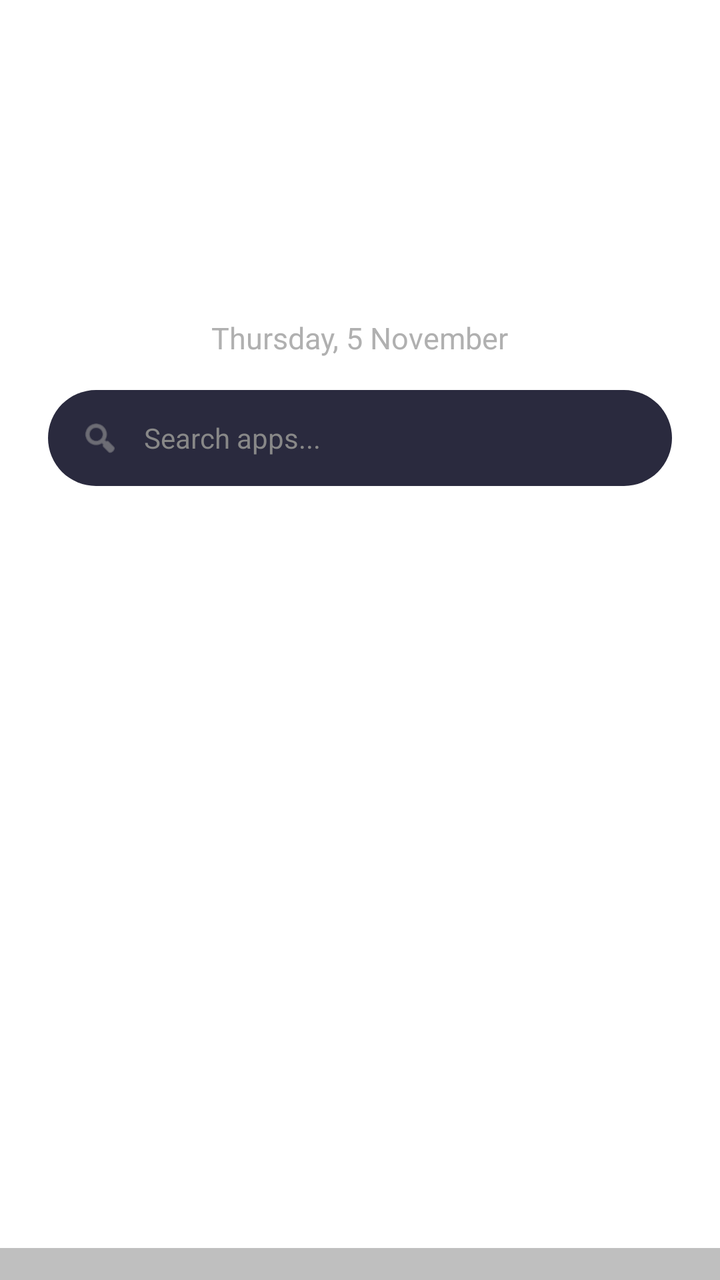
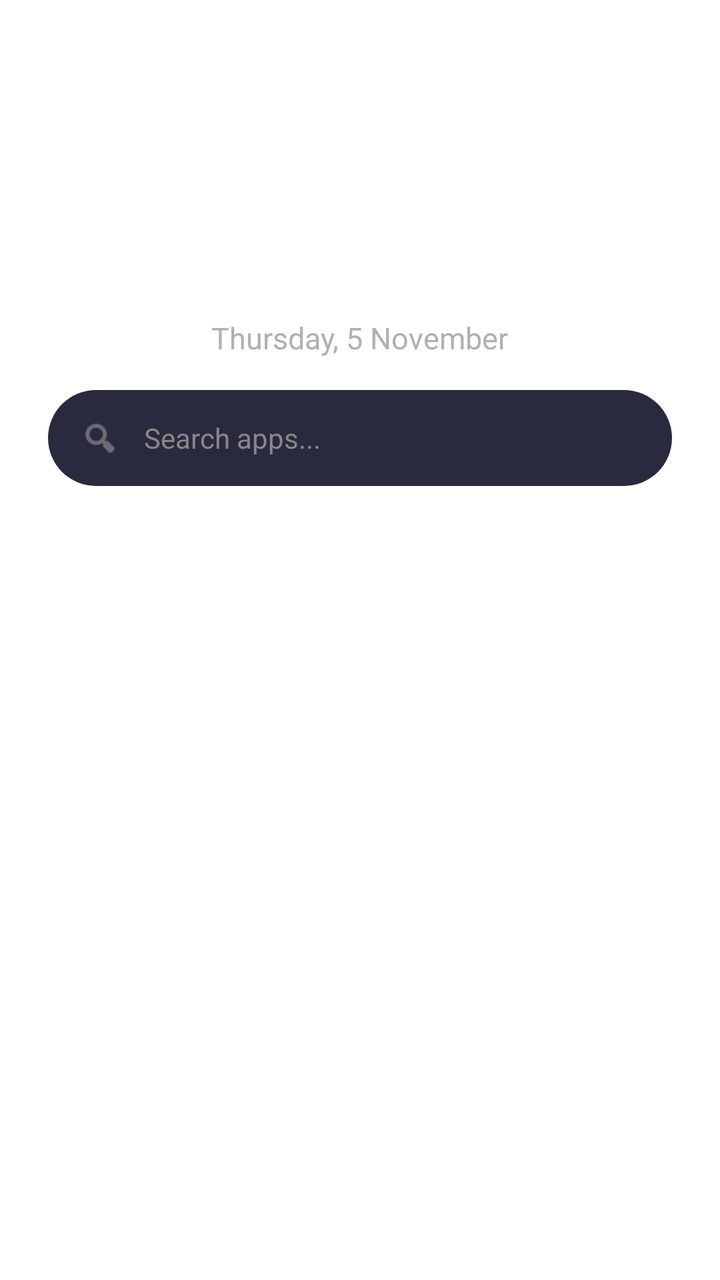

Compare the two renders of this Android layout. The source of the first and the diff that turns it into the second are given below.
<!-- AndroidManifest.xml: activity theme Theme.MahiLauncher.Transparent -->
<!-- res/layout/activity_launcher.xml -->
<?xml version="1.0" encoding="utf-8"?>
<FrameLayout xmlns:android="http://schemas.android.com/apk/res/android"
    android:id="@+id/launcher_root"
    android:layout_width="match_parent"
    android:layout_height="match_parent"
    android:background="@android:color/transparent"
    android:fitsSystemWindows="true">

    <LinearLayout
        android:layout_width="match_parent"
        android:layout_height="match_parent"
        android:orientation="vertical"
        android:gravity="center_horizontal">

        
        <LinearLayout
            android:layout_width="match_parent"
            android:layout_height="wrap_content"
            android:orientation="vertical"
            android:gravity="center"
            android:paddingTop="80dp"
            android:paddingBottom="16dp">

            <TextView
                android:id="@+id/clock_text"
                android:layout_width="wrap_content"
                android:layout_height="wrap_content"
                android:text="12:00"
                android:textSize="56sp"
                android:textColor="@android:color/white"
                android:fontFamily="sans-serif-light"
                android:letterSpacing="0.05" />

            <TextView
                android:id="@+id/date_text"
                android:layout_width="wrap_content"
                android:layout_height="wrap_content"
                android:text="Thursday, 5 November"
                android:textSize="15sp"
                android:textColor="#B0B0B0"
                android:paddingTop="4dp" />
        </LinearLayout>

        
        <LinearLayout
            android:id="@+id/search_bar"
            android:layout_width="match_parent"
            android:layout_height="48dp"
            android:layout_marginHorizontal="24dp"
            android:layout_marginBottom="16dp"
            android:background="@drawable/search_bar_bg"
            android:gravity="center_vertical"
            android:orientation="horizontal"
            android:paddingHorizontal="16dp">

            <ImageView
                android:id="@+id/search_icon"
                android:layout_width="20dp"
                android:layout_height="20dp"
                android:src="@android:drawable/ic_menu_search"
                android:tint="#999999" />

            <TextView
                android:layout_width="wrap_content"
                android:layout_height="wrap_content"
                android:text="Search apps..."
                android:textColor="#888888"
                android:textSize="14sp"
                android:paddingStart="12dp" />
        </LinearLayout>

        
        <androidx.recyclerview.widget.RecyclerView
            android:id="@+id/home_grid"
            android:layout_width="match_parent"
            android:layout_height="0dp"
            android:layout_weight="1"
            android:clipToPadding="false"
            android:padding="8dp" />

        
        <FrameLayout
            android:id="@+id/dock_container"
            android:layout_width="match_parent"
            android:layout_height="wrap_content"
            android:background="#40000000"
            android:paddingVertical="8dp">

            <androidx.recyclerview.widget.RecyclerView
                android:id="@+id/dock_bar"
                android:layout_width="match_parent"
                android:layout_height="wrap_content"
                android:paddingHorizontal="16dp" />
        </FrameLayout>
    </LinearLayout>
</FrameLayout>
<!-- resources referenced by this layout -->
<resources>
  <!-- drawable search_bar_bg (drawable) -->
  <?xml version="1.0" encoding="utf-8"?>
  <shape xmlns:android="http://schemas.android.com/apk/res/android"
      android:shape="rectangle">
      <solid android:color="#2A2A3E" />
      <corners android:radius="24dp" />
  </shape>
  <style name="Theme.MahiLauncher.Transparent" parent="Theme.MahiLauncher">
          <item name="android:windowShowWallpaper">true</item>
          <item name="android:windowBackground">@android:color/transparent</item>
          <item name="android:windowIsTranslucent">true</item>
          <item name="android:windowNoTitle">true</item>
      </style>
  <style name="Theme.MahiLauncher" parent="Theme.MaterialComponents.DayNight.NoActionBar">
          <item name="colorPrimary">@color/void_accent</item>
          <item name="colorPrimaryVariant">@color/void_accent_light</item>
          <item name="colorOnPrimary">@color/void_text_primary</item>
          <item name="android:windowBackground">@color/void_bg</item>
          <item name="android:statusBarColor">@android:color/transparent</item>
          <item name="android:navigationBarColor">@android:color/transparent</item>
      </style>
  <color name="void_accent">#6C5CE7</color>
  <color name="void_accent_light">#8B7FEB</color>
  <color name="void_text_primary">#FFFFFF</color>
  <color name="void_bg">#0D0D1A</color>
</resources>

<!-- the commit's change to res/layout/activity_launcher.xml (unified diff, before → after) -->
@@ -83,8 +83,9 @@
             android:id="@+id/dock_container"
             android:layout_width="match_parent"
             android:layout_height="wrap_content"
-            android:background="#40000000"
-            android:paddingVertical="8dp">
+            android:background="@android:color/transparent"
+            android:paddingVertical="8dp"
+            android:paddingBottom="24dp">
 
             <androidx.recyclerview.widget.RecyclerView
                 android:id="@+id/dock_bar"
